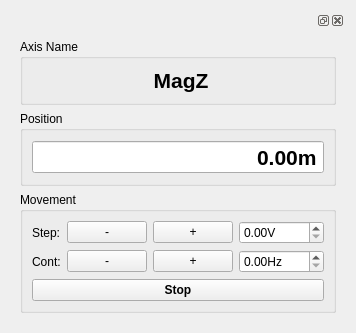
The window that gui/positioner/pos_widget.ui (sriharijayaram5/qudi) describes before a commit, drawn with Qt 5.
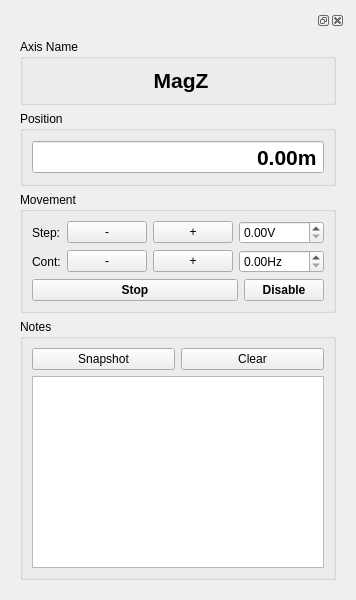
The same window after the commit. Custom widgets are drawn as their Qt base class.

Patch:
```diff
--- a/gui/positioner/pos_widget.ui
+++ b/gui/positioner/pos_widget.ui
@@ -6,10 +6,22 @@
    <rect>
     <x>0</x>
     <y>0</y>
-    <width>330</width>
-    <height>311</height>
+    <width>326</width>
+    <height>573</height>
    </rect>
   </property>
+  <property name="sizePolicy">
+   <sizepolicy hsizetype="Minimum" vsizetype="Minimum">
+    <horstretch>0</horstretch>
+    <verstretch>0</verstretch>
+   </sizepolicy>
+  </property>
+  <property name="maximumSize">
+   <size>
+    <width>3269999</width>
+    <height>4529999</height>
+   </size>
+  </property>
   <property name="windowTitle">
    <string>Form</string>
   </property>
@@ -22,8 +34,14 @@
        <verstretch>0</verstretch>
       </sizepolicy>
      </property>
+     <property name="maximumSize">
+      <size>
+       <width>524287</width>
+       <height>524287</height>
+      </size>
+     </property>
      <widget class="QWidget" name="dockWidgetContents">
-      <layout class="QGridLayout" name="gridLayout_5">
+      <layout class="QGridLayout" name="gridLayout_6">
        <item row="0" column="0">
         <widget class="QGroupBox" name="groupBox_3">
          <property name="sizePolicy">
@@ -228,6 +246,8 @@
            </widget>
           </item>
           <item row="2" column="0" colspan="2">
+           <layout class="QHBoxLayout" name="horizontalLayout_3">
+            <item>
            <widget class="QPushButton" name="pushButton">
             <property name="sizePolicy">
              <sizepolicy hsizetype="Expanding" vsizetype="Fixed">
@@ -243,6 +263,59 @@
             </property>
             <property name="text">
              <string>Stop</string>
+              </property>
+             </widget>
+            </item>
+            <item>
+             <widget class="QPushButton" name="pushButton_disable">
+              <property name="font">
+               <font>
+                <weight>75</weight>
+                <italic>false</italic>
+                <bold>true</bold>
+               </font>
+              </property>
+              <property name="text">
+               <string>Disable</string>
+              </property>
+              <property name="checkable">
+               <bool>true</bool>
+              </property>
+             </widget>
+            </item>
+           </layout>
+          </item>
+         </layout>
+        </widget>
+       </item>
+       <item row="3" column="0">
+        <widget class="QGroupBox" name="groupBox_4">
+         <property name="title">
+          <string>Notes</string>
+         </property>
+         <layout class="QGridLayout" name="gridLayout_5">
+          <item row="0" column="0">
+           <layout class="QHBoxLayout" name="horizontalLayout_4">
+            <item>
+             <widget class="QPushButton" name="pushButton_snapshot">
+              <property name="text">
+               <string>Snapshot</string>
+              </property>
+             </widget>
+            </item>
+            <item>
+             <widget class="QPushButton" name="pushButton_6">
+              <property name="text">
+               <string>Clear</string>
+              </property>
+             </widget>
+            </item>
+           </layout>
+          </item>
+          <item row="1" column="0">
+           <widget class="QTextBrowser" name="textBrowser_snapshot">
+            <property name="cursor" stdset="0">
+             <cursorShape>IBeamCursor</cursorShape>
             </property>
            </widget>
           </item>
```
Lines whose indentation alone changed are shown as unchanged.
